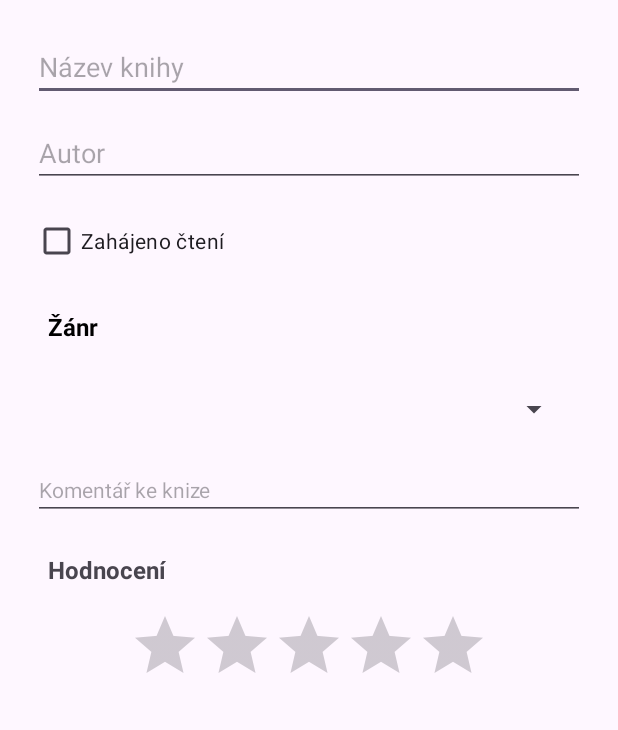
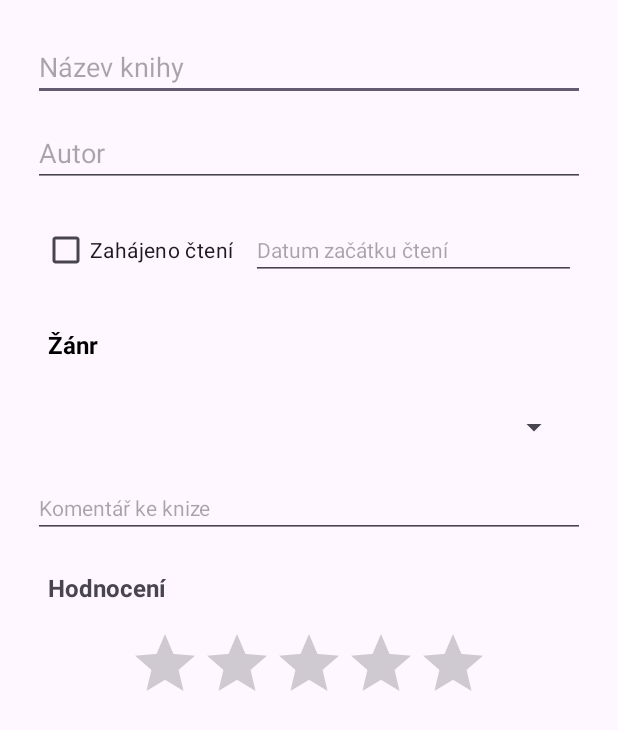
Before and after one commit to Reo529/github-lv-pma-2024, an Android app: the layout dialog_add_book.xml on its own in the app's theme, with its tools: preview values and no code run, on a phone screen of 412 x 824 dp. Shown: the top 730 px of the screen. Run offline under Robolectric (Android 15) with nearby library versions, the phone set to English and light mode, and no system bars.

Commit message:
#funguje to jak ma snad

```diff
--- a/semestralni_projekt_fin/app/src/main/java/com/example/semestralni_projekt/AppDatabase.kt
+++ b/semestralni_projekt_fin/app/src/main/java/com/example/semestralni_projekt/AppDatabase.kt
@@ -7,7 +7,7 @@ import androidx.room.RoomDatabase
 
 @Database(
     entities = [Book::class, Category::class],
-    version = 4
+    version = 5
 )
 
 //@Database(
--- a/semestralni_projekt_fin/app/src/main/java/com/example/semestralni_projekt/Book.kt
+++ b/semestralni_projekt_fin/app/src/main/java/com/example/semestralni_projekt/Book.kt
@@ -12,5 +12,6 @@ data class Book (
     val comment: String,
     val categoryId: Int? = null,  // Volitelný odkaz na kategorii
     val isRead: Boolean = false,
-    val rating: Float = 0f
+    val rating: Float = 0f,
+    val startDate: String
 )
--- a/semestralni_projekt_fin/app/src/main/res/layout/dialog_add_book.xml
+++ b/semestralni_projekt_fin/app/src/main/res/layout/dialog_add_book.xml
@@ -26,14 +26,32 @@
         android:inputType="text" />
 
     <!-- CheckBox pro označení zahájení čtení -->
-    <CheckBox
-        android:id="@+id/cbReading"
-        android:layout_width="wrap_content"
+    <LinearLayout
+        android:layout_width="match_parent"
         android:layout_height="wrap_content"
-        android:layout_marginTop="8dp"
-        android:text="Zahájeno čtení"
-        android:layout_margin="6dp"
-        />
+        android:orientation="horizontal"
+        android:layout_margin="6dp">
+
+        <CheckBox
+            android:id="@+id/cbReading"
+            android:layout_width="wrap_content"
+            android:layout_height="wrap_content"
+            android:layout_margin="6dp"
+            android:text="Zahájeno čtení" />
+
+        <EditText
+            android:id="@+id/etStartDate"
+            android:layout_width="match_parent"
+            android:layout_height="wrap_content"
+            android:layout_marginStart="8dp"
+            android:hint="Datum začátku čtení"
+            android:textSize="14sp"
+            android:layout_margin="6dp"
+            android:inputType="none"
+            android:focusable="false" />
+
+
+    </LinearLayout>
 
     <!-- Label pro kategorii -->
     <TextView
```
Also changed, not shown: semestralni_projekt_fin/app/src/main/java/com/example/semestralni_projekt/AppDatabaseInstance.kt (+9 -0 lines), semestralni_projekt_fin/app/src/main/java/com/example/semestralni_projekt/MainActivity.kt (+61 -7 lines).
